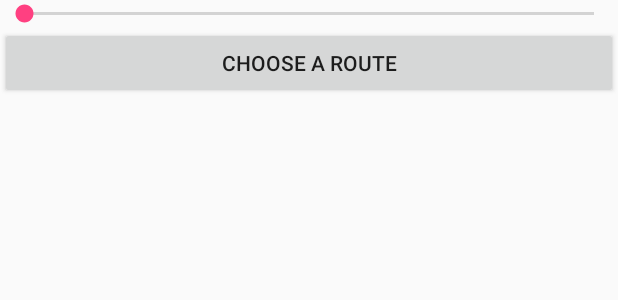
After one commit to avivmag/Zoo-App, an Android app: the layout activity_map.xml on its own in the app's theme, with its tools: preview values and no code run, on a phone screen of 412 x 824 dp. The commit adds this screen. Shown: the top 300 px of the screen. Run offline under Robolectric (Android 15) with nearby library versions, the phone set to English and light mode, and no system bars.

Commit message:
Added basic map activity

```diff
--- a/ZooVisitors/app/build.gradle
+++ b/ZooVisitors/app/build.gradle
@@ -22,6 +22,7 @@ dependencies {
     implementation fileTree(dir: 'libs', include: ['*.jar'])
     implementation 'com.android.support:appcompat-v7:26.1.0'
     implementation 'com.android.support.constraint:constraint-layout:1.0.2'
+    implementation 'com.android.support:design:26.1.0'
     testImplementation 'junit:junit:4.12'
     androidTestImplementation 'com.android.support.test:runner:1.0.1'
     androidTestImplementation 'com.android.support.test.espresso:espresso-core:3.0.1'
--- a/ZooVisitors/app/src/main/res/layout/activity_main.xml
+++ b/ZooVisitors/app/src/main/res/layout/activity_main.xml
@@ -8,5 +8,4 @@
 
 
 
-
 </android.support.constraint.ConstraintLayout>
--- /dev/null
+++ b/ZooVisitors/app/src/main/res/layout/activity_map.xml
@@ -0,0 +1,56 @@
+<?xml version="1.0" encoding="utf-8"?>
+<LinearLayout xmlns:app="http://schemas.android.com/apk/res-auto"
+    xmlns:android="http://schemas.android.com/apk/res/android"
+    android:layout_width="match_parent"
+    android:layout_height="wrap_content"
+    xmlns:tools="http://schemas.android.com/tools"
+    android:id="@+id/map_layout"
+    tools:context="com.zoovisitors.pl.MapActivity"
+    android:orientation="vertical">
+
+    <RelativeLayout
+        android:layout_width="match_parent"
+        android:layout_height="match_parent"
+        android:id="@+id/map_frame">
+
+        <!--<RelativeLayout-->
+            <!--xmlns:android="http://schemas.android.com/apk/res/android"-->
+            <!--android:layout_width="match_parent"-->
+            <!--android:layout_height="match_parent"-->
+            <!--">-->
+
+            <!--<ImageView android:id="@+id/map_background"-->
+                <!--android:layout_width="fill_parent"-->
+                <!--android:layout_height="fill_parent"-->
+                <!--android:src="@mipzoo_background_ound"-->
+                <!--android:scaleType="matrix" />-->
+
+        <!--</RelativeLayout>-->
+
+
+        <!--<com.zoovisitors.pl.MapView xmlns:app="http://schemas.android.com/apk/res-auto"-->
+            <!--android:id="@+id/map_layout"-->
+            <!--android:layout_width="match_parent"-->
+            <!--android:layout_height="wrap_content"-->
+            <!--xmlns:tools="http://schemas.android.com/tools"-->
+            <!--tools:context="com.zoovisitors.pl.MapActivity"-->
+            <!--xmlns:android="http://schemas.android.com/apk/res/android">-->
+
+            <!--<ImageView-->
+                <!--android:layout_width="wrap_content"-->
+                <!--android:layout_height="wrap_content"-->
+                <!--android:src="@mipzoo_background_ound" />-->
+
+        <!--</com.zoovisitors.pl.MapView>-->
+    </RelativeLayout>
+    <SeekBar
+        android:layout_width="match_parent"
+        android:layout_height="wrap_content"
+        android:id="@+id/map_zoom_seek_bar"/>
+
+    <Button
+        android:id="@+id/button"
+        android:layout_width="match_parent"
+        android:layout_height="wrap_content"
+        android:text="@string/choose_route" />
+</LinearLayout>
--- /dev/null
+++ b/ZooVisitors/app/src/main/res/values/dimens.xml
@@ -0,0 +1,3 @@
+<resources>
+    <dimen name="fab_margin">16dp</dimen>
+</resources>
--- a/ZooVisitors/app/src/main/res/values/strings.xml
+++ b/ZooVisitors/app/src/main/res/values/strings.xml
@@ -6,4 +6,6 @@
     <string name="language_heb">hebrew</string>
     <string name="language_arb">arabic</string>
     <string name="language_rus">russian</string>
+    <string name="title_activity_map">MapActivity</string>
+    <string name="choose_route">Choose a Route</string>
 </resources>
--- a/ZooVisitors/app/src/main/res/values/styles.xml
+++ b/ZooVisitors/app/src/main/res/values/styles.xml
@@ -8,4 +8,13 @@
         <item name="colorAccent">@color/colorAccent</item>
     </style>
 
+    <style name="AppTheme.NoActionBar">
+        <item name="windowActionBar">false</item>
+        <item name="windowNoTitle">true</item>
+    </style>
+
+    <style name="AppTheme.AppBarOverlay" parent="ThemeOverlay.AppCompat.Dark.ActionBar" />
+
+    <style name="AppTheme.PopupOverlay" parent="ThemeOverlay.AppCompat.Light" />
+
 </resources>
```
Also changed, not shown: ZooVisitors/app/src/main/AndroidManifest.xml (+6 -1 lines), ZooVisitors/app/src/main/java/com/zoovisitors/pl/MainActivity.java (+0 -9 lines), ZooVisitors/app/src/main/java/com/zoovisitors/pl/MapActivity.java (added, +301 -0 lines), ZooVisitors/app/src/main/java/com/zoovisitors/pl/MapView.java (added, +50 -0 lines), ZooVisitors/app/src/main/java/com/zoovisitors/pl/OverScrollerCompat.java (added, +44 -0 lines), ZooVisitors/app/src/main/java/com/zoovisitors/pl/ScaleGestureDetectorCompat.java (added, +57 -0 lines), ZooVisitors/app/src/main/java/com/zoovisitors/pl/Zoomer.java (added, +130 -0 lines), ZooVisitors/app/src/main/res/mipmap-xhdpi/animal_0.png (added), ZooVisitors/app/src/main/res/mipmap-xhdpi/animal_1.png (added), ZooVisitors/app/src/main/res/mipmap-xhdpi/animal_2.png (added), ZooVisitors/app/src/main/res/mipmap-xhdpi/animal_3.png (added), ZooVisitors/app/src/main/res/mipmap-xhdpi/animal_4.png (added), ZooVisitors/app/src/main/res/mipmap-xhdpi/transparent_pixel.png (added), ZooVisitors/app/src/main/res/mipmap-xhdpi/zoo_background.png (added), 1 other file.
